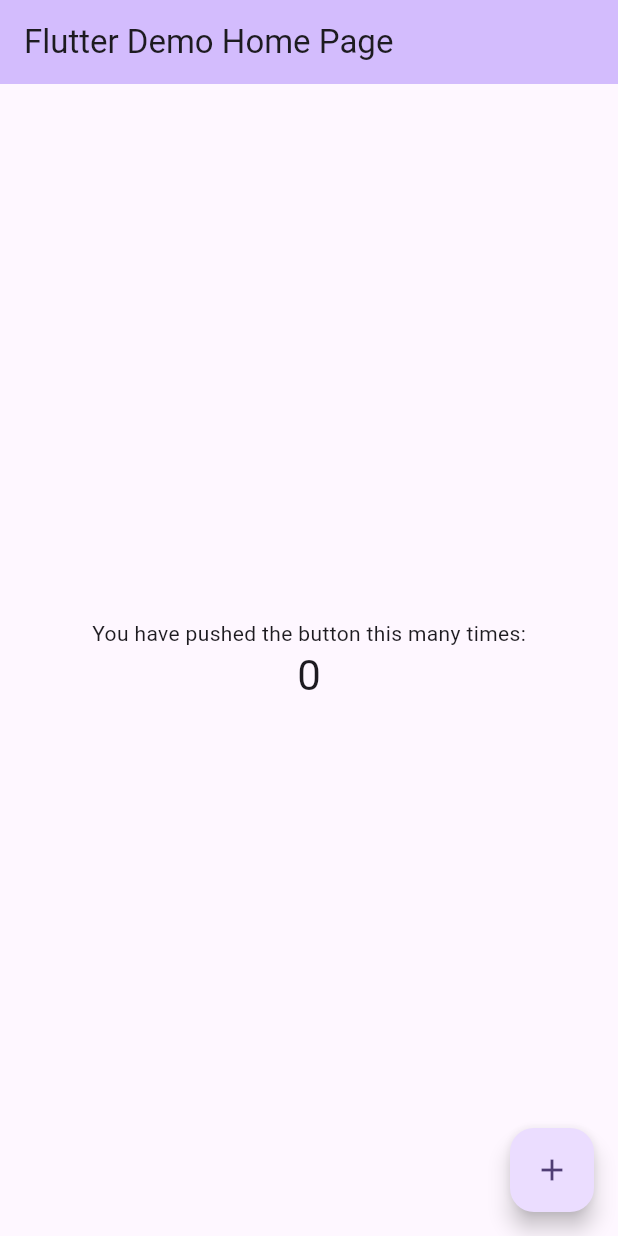
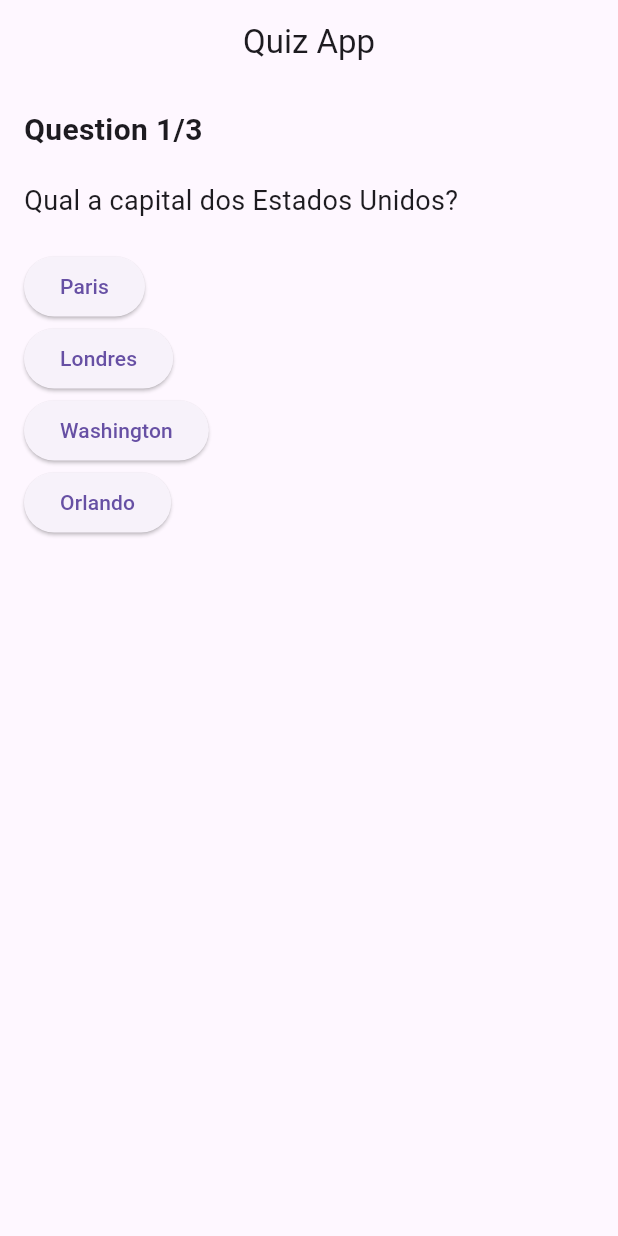
Before and after one commit to samuelGIT-max/quizApp, a Flutter app: the screen it shows after launch, on a phone screen of 412 x 824 dp. Run offline on Flutter 3.47's test engine with Material 3 defaults, Android fonts, the phone set to English and light mode, and no system bars.

Commit message:
Quiz app v1.0

```diff
--- a/lib/main.dart
+++ b/lib/main.dart
@@ -1,125 +1,128 @@
 import 'package:flutter/material.dart';
 
 void main() {
-  runApp(const MyApp());
+  runApp(const QuizApp());
 }
 
-class MyApp extends StatelessWidget {
-  const MyApp({super.key});
+class QuizApp extends StatelessWidget {
+  const QuizApp({super.key});
 
   // This widget is the root of your application.
   @override
   Widget build(BuildContext context) {
-    return MaterialApp(
-      title: 'Flutter Demo',
-      theme: ThemeData(
-        // This is the theme of your application.
-        //
-        // TRY THIS: Try running your application with "flutter run". You'll see
-        // the application has a purple toolbar. Then, without quitting the app,
-        // try changing the seedColor in the colorScheme below to Colors.green
-        // and then invoke "hot reload" (save your changes or press the "hot
-        // reload" button in a Flutter-supported IDE, or press "r" if you used
-        // the command line to start the app).
-        //
-        // Notice that the counter didn't reset back to zero; the application
-        // state is not lost during the reload. To reset the state, use hot
-        // restart instead.
-        //
-        // This works for code too, not just values: Most code changes can be
-        // tested with just a hot reload.
-        colorScheme: ColorScheme.fromSeed(seedColor: Colors.deepPurple),
-        useMaterial3: true,
-      ),
-      home: const MyHomePage(title: 'Flutter Demo Home Page'),
+    return const MaterialApp(
+      debugShowCheckedModeBanner: false,
+      home: QuizScreen(),
     );
   }
 }
 
-class MyHomePage extends StatefulWidget {
-  const MyHomePage({super.key, required this.title});
+class QuizScreen extends StatefulWidget {
+  const QuizScreen({super.key});
 
-  // This widget is the home page of your application. It is stateful, meaning
-  // that it has a State object (defined below) that contains fields that affect
-  // how it looks.
-
-  // This class is the configuration for the state. It holds the values (in this
-  // case the title) provided by the parent (in this case the App widget) and
-  // used by the build method of the State. Fields in a Widget subclass are
-  // always marked "final".
-
-  final String title;
 
   @override
-  State<MyHomePage> createState() => _MyHomePageState();
+  State<QuizScreen> createState() => _QuizScreenState();
 }
 
-class _MyHomePageState extends State<MyHomePage> {
-  int _counter = 0;
+class _QuizScreenState extends State<QuizScreen> {
+  int currentQuestionIndex = 0;
+  int score = 0;
 
-  void _incrementCounter() {
+static const List<Map<String, Object>> questions = [
+  {
+    'question': 'Qual a capital dos Estados Unidos?',
+    'options': ['Paris', 'Londres', 'Washington', 'Orlando'],
+    'answer': 'Washington',
+  },
+  {
+    'question': 'Quem criou o Flutter?',
+    'options': ['Facebook', 'Google', 'Microsoft', 'Apple'],
+    'answer': 'Google',
+  },
+  {
+    'question': 'Qual a maior empresa do mundo em 2024?',
+    'options': ['Apple', 'Microsoft', 'Tesla', 'Google'],
+    'answer': 'Microsoft',
+  },
+];
+
+void checkAnswer(String selectedAnswer) {
+  if (selectedAnswer == questions[currentQuestionIndex]['answer']) {
+    score++;
+  }
+
   setState(() {
-      // This call to setState tells the Flutter framework that something has
-      // changed in this State, which causes it to rerun the build method below
-      // so that the display can reflect the updated values. If we changed
-      // _counter without calling setState(), then the build method would not be
-      // called again, and so nothing would appear to happen.
-      _counter++;
+    currentQuestionIndex++;
   });
 }
 
 @override
 Widget build(BuildContext context) {
-    // This method is rerun every time setState is called, for instance as done
-    // by the _incrementCounter method above.
-    //
-    // The Flutter framework has been optimized to make rerunning build methods
-    // fast, so that you can just rebuild anything that needs updating rather
-    // than having to individually change instances of widgets.
   return Scaffold(
     appBar: AppBar(
-        // TRY THIS: Try changing the color here to a specific color (to
-        // Colors.amber, perhaps?) and trigger a hot reload to see the AppBar
-        // change color while the other colors stay the same.
-        backgroundColor: Theme.of(context).colorScheme.inversePrimary,
-        // Here we take the value from the MyHomePage object that was created by
-        // the App.build method, and use it to set our appbar title.
-        title: Text(widget.title),
+      title: const Text('Quiz App'),
+      centerTitle: true
     ),
-      body: Center(
-        // Center is a layout widget. It takes a single child and positions it
-        // in the middle of the parent.
+    body: currentQuestionIndex < questions.length
+    ? buildQuestion()
+    : buildResult(),
+  );
+}
+
+Widget buildQuestion() {
+  return Padding(
+    padding: const EdgeInsets.all(16.0),
     child: Column(
-          // Column is also a layout widget. It takes a list of children and
-          // arranges them vertically. By default, it sizes itself to fit its
-          // children horizontally, and tries to be as tall as its parent.
-          //
-          // Column has various properties to control how it sizes itself and
-          // how it positions its children. Here we use mainAxisAlignment to
-          // center the children vertically; the main axis here is the vertical
-          // axis because Columns are vertical (the cross axis would be
-          // horizontal).
-          //
-          // TRY THIS: Invoke "debug painting" (choose the "Toggle Debug Paint"
-          // action in the IDE, or press "p" in the console), to see the
-          // wireframe for each widget.
+      crossAxisAlignment: CrossAxisAlignment.start,
+      children: [
+        Text(
+          'Question ${currentQuestionIndex + 1}/${questions.length}',
+          style: const TextStyle(fontSize: 20, fontWeight: FontWeight.bold),
+        ),
+        const SizedBox(height: 20),
+        Text(
+          questions[currentQuestionIndex]['question'] as String,
+          style: const TextStyle(fontSize: 18),
+        ),
+        const SizedBox(height: 20),
+        ...(questions[currentQuestionIndex]['options'] as List<String>)
+          .map((option) => ElevatedButton(
+            onPressed: () => checkAnswer(option),
+            child: Text(option),
+          ))
+        .toList(),
+      ],
+    ),
+  );
+}
+
+Widget buildResult() {
+  return Center(
+    child: Column(
       mainAxisAlignment: MainAxisAlignment.center,
-          children: <Widget>[
+      children: [
         const Text(
-              'You have pushed the button this many times:',
+          'Quiz Completed!',
+          style: TextStyle(fontSize: 24, fontWeight: FontWeight.bold),
         ),
+        const SizedBox(height: 20),
         Text(
-              '$_counter',
-              style: Theme.of(context).textTheme.headlineMedium,
+          'Your score: $score/${questions.length}',
+          style: const TextStyle(fontSize: 20),
+        ),
+        const SizedBox(height: 20),
+        ElevatedButton(
+          onPressed: () {
+            setState(() {
+              currentQuestionIndex = 0;
+              score = 0;
+            });
+          },
+          child: const Text('Restart Quiz'),
         ),
       ],
     ),
-      ),
-      floatingActionButton: FloatingActionButton(
-        onPressed: _incrementCounter,
-        tooltip: 'Increment',
-        child: const Icon(Icons.add),
-      ), // This trailing comma makes auto-formatting nicer for build methods.
   );
 }
 }
```
Lines whose indentation alone changed are shown as unchanged.
